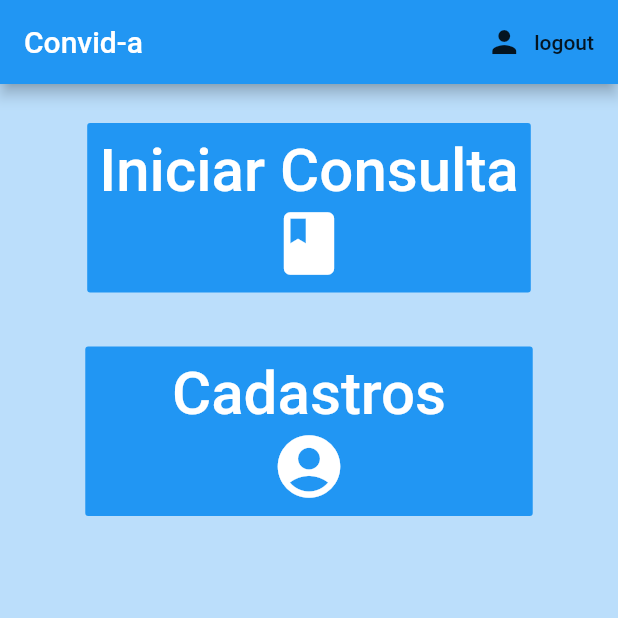
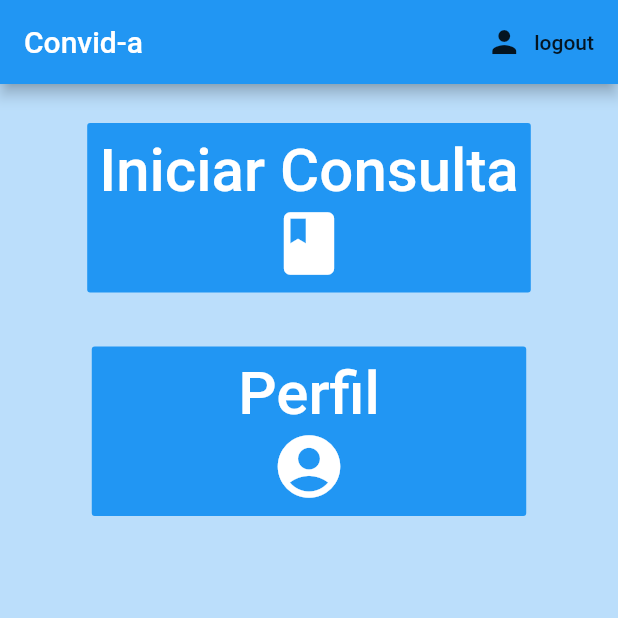
Before and after one commit to thalamicworm3/Convid-A, a Flutter app: the screen it shows once a user with an empty profile is signed in, on a phone screen of 412 x 824 dp, the top half of it. Run offline on Flutter 3.47's test engine with Material 2 defaults, Android fonts, the light colour scheme and no system bars; our stand-ins replace cloud_firestore, firebase_auth, shared_preferences; accounts and stored records are empty.

Commit message:
Versão 1.0

```diff
--- a/appcovid/lib/menu.dart
+++ b/appcovid/lib/menu.dart
@@ -8,7 +8,6 @@ import 'package:appcovid/pergunta1.dart';
 import 'package:appcovid/firebase/lista_de_cadastro.dart';
 import 'package:appcovid/services/auth.dart';
 
-
 Color cor = Colors.blue;
 
 class MenuScreen extends StatefulWidget {
@@ -17,9 +16,7 @@ class MenuScreen extends StatefulWidget {
 }
 
 class _MenuScreenState extends State<MenuScreen> {
-
   final AuthService _auth = AuthService();
-
 
   @override
   Widget build(BuildContext context) {
@@ -28,17 +25,13 @@ class _MenuScreenState extends State<MenuScreen> {
         appBar: AppBar(
           title: Text('Convid-a'),
           backgroundColor: cor,
-           actions: <Widget>
-          [
-            FlatButton.icon
-            (
-              onPressed: () async
-              {
-                await _auth.signOut();
-              },
-              icon: Icon(Icons.person),
-              label: Text('logout')
-            )
+          actions: <Widget>[
+            FlatButton.icon(
+                onPressed: () async {
+                  await _auth.signOut();
+                },
+                icon: Icon(Icons.person),
+                label: Text('logout'))
           ],
         ),
         body: new Column(
@@ -91,7 +84,7 @@ class _MenuScreenState extends State<MenuScreen> {
                   },
                   child: Column(children: <Widget>[
                     Text(
-                      "     Cadastros     ",
+                      "         Perfil         ",
                       style: TextStyle(fontSize: 40.0),
                     ),
                     Icon(
```
